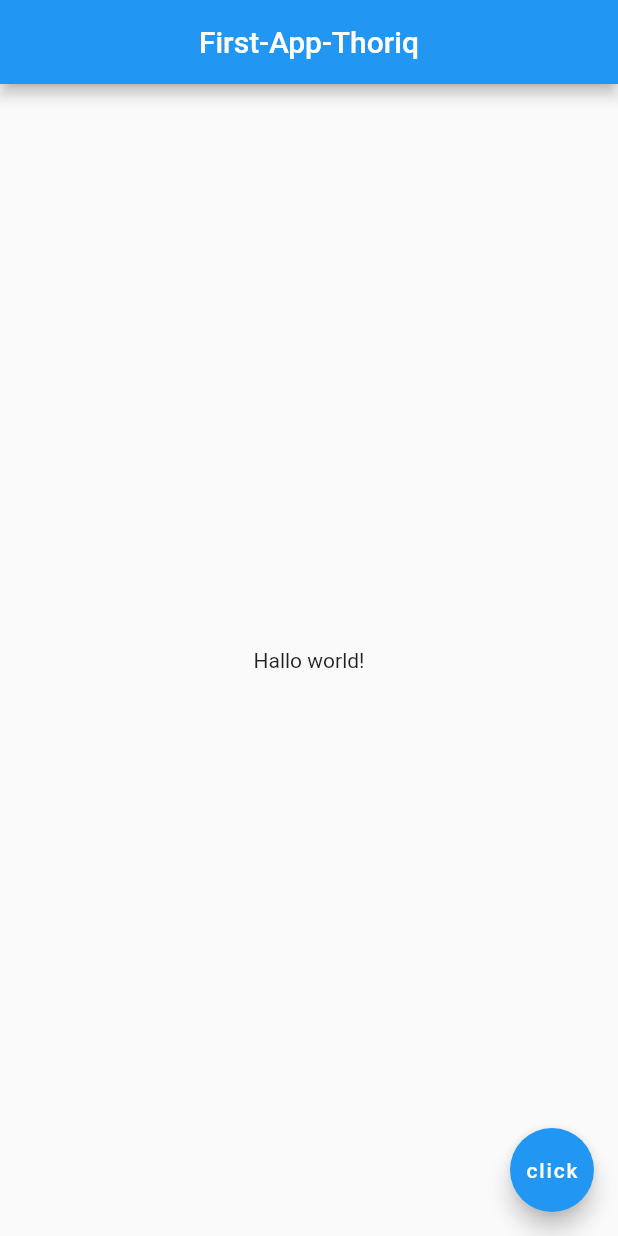
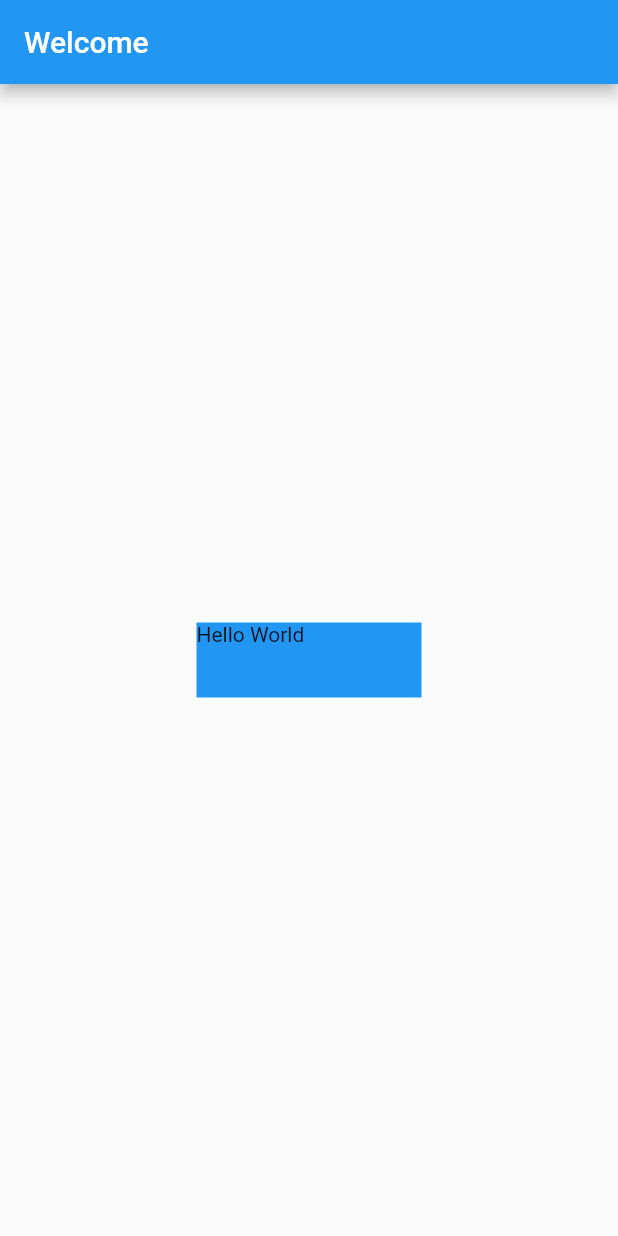
Before and after one commit to mfthrq/testing-flutter-1, a Flutter app: the screen it shows after launch, on a phone screen of 412 x 824 dp. Run offline on Flutter 3.47's test engine with Material 2 defaults, Android fonts, the phone set to English and light mode, and no system bars.

```diff
--- a/lib/main.dart
+++ b/lib/main.dart
@@ -1,16 +1,40 @@
 import 'package:flutter/material.dart';
 
-void main() => runApp(MaterialApp(
+void main() => runApp(new MyApp());
+
+class MyApp extends StatelessWidget {
+  @override
+  Widget build(BuildContext context) {
+    return MaterialApp(
       home: Scaffold(
         appBar: AppBar(
-          title: Text('First-App-Thoriq'),
-          centerTitle: true,
+          title: Text("Welcome"),
         ),
-        // ignore: prefer_const_constructors
-        body: Center(child: Text("Hallo world!")),
-        floatingActionButton: FloatingActionButton(
-          onPressed: () {},
-          child: Text('click'),
-        ),
+        body: Center(
+            child: Container(
+                color: Colors.blue,
+                width: 150,
+                height: 50,
+                child: Text("Hello World"))),
       ),
-    ));
+    );
+  }
+}
+
+
+
+
+// void main() => runApp(MaterialApp(
+//       home: Scaffold(
+//         appBar: AppBar(
+//           title: Text('First-App-Thoriq'),
+//           centerTitle: true,
+//         ),
+//         // ignore: prefer_const_constructors
+//         body: Center(child: Text("Hallo world!")),
+//         floatingActionButton: FloatingActionButton(
+//           onPressed: () {},
+//           child: Text('click'),
+//         ),
+//       ),
+//     ));
```
